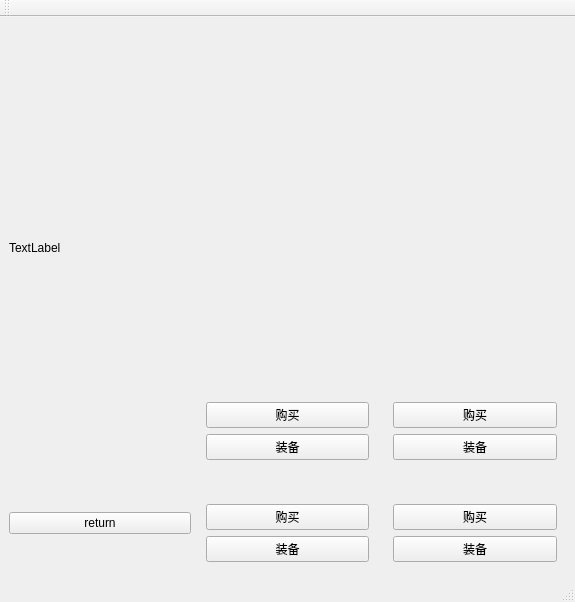
wh-first-soulful/tank, file shopwindow.ui: the form before one commit.
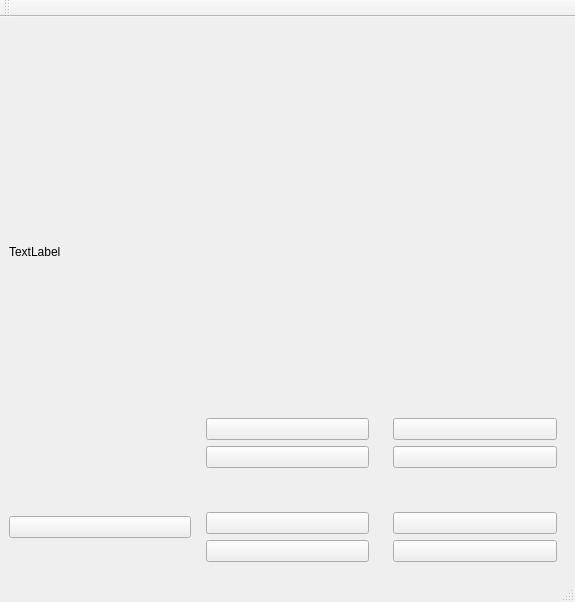
The form after the commit. Icons and pictures are not drawn.

Diff of the .ui file:
```diff
--- a/shopwindow.ui
+++ b/shopwindow.ui
@@ -34,14 +34,14 @@
        <item>
         <widget class="QPushButton" name="buy2">
          <property name="text">
-          <string>购买</string>
+          <string/>
          </property>
         </widget>
        </item>
        <item>
         <widget class="QPushButton" name="equip2">
          <property name="text">
-          <string>装备</string>
+          <string/>
          </property>
         </widget>
        </item>
@@ -67,14 +67,14 @@
        <item>
         <widget class="QPushButton" name="buy1">
          <property name="text">
-          <string>购买</string>
+          <string/>
          </property>
         </widget>
        </item>
        <item>
         <widget class="QPushButton" name="equip1">
          <property name="text">
-          <string>装备</string>
+          <string/>
          </property>
         </widget>
        </item>
@@ -97,14 +97,14 @@
        <item>
         <widget class="QPushButton" name="buy4">
          <property name="text">
-          <string>购买</string>
+          <string/>
          </property>
         </widget>
        </item>
        <item>
         <widget class="QPushButton" name="equip4">
          <property name="text">
-          <string>装备</string>
+          <string/>
          </property>
         </widget>
        </item>
@@ -130,14 +130,14 @@
        <item>
         <widget class="QPushButton" name="buy3">
          <property name="text">
-          <string>购买</string>
+          <string/>
          </property>
         </widget>
        </item>
        <item>
         <widget class="QPushButton" name="equip3">
          <property name="text">
-          <string>装备</string>
+          <string/>
          </property>
         </widget>
        </item>
@@ -154,7 +154,7 @@
     <item row="1" column="2">
      <widget class="QPushButton" name="return_2">
       <property name="text">
-       <string>return</string>
+       <string/>
       </property>
      </widget>
     </item>
```
Left out of the diff: 13 changed lines with no effect on the pictures.
